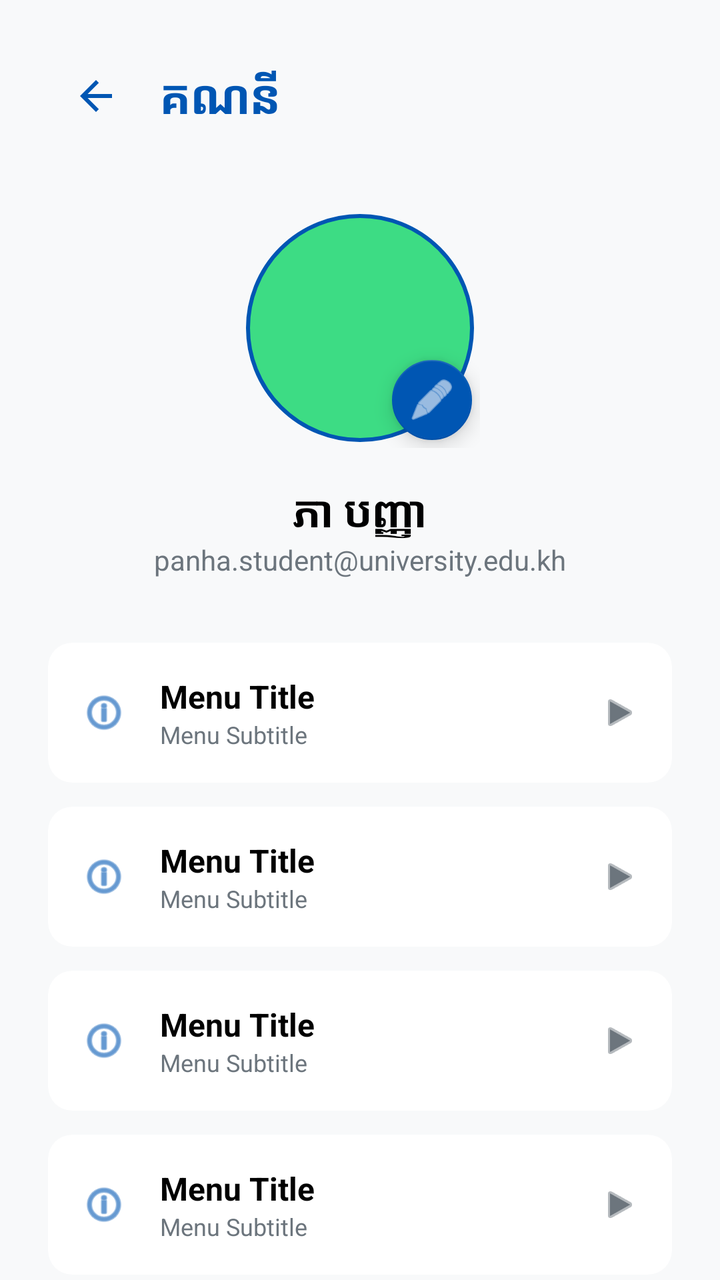
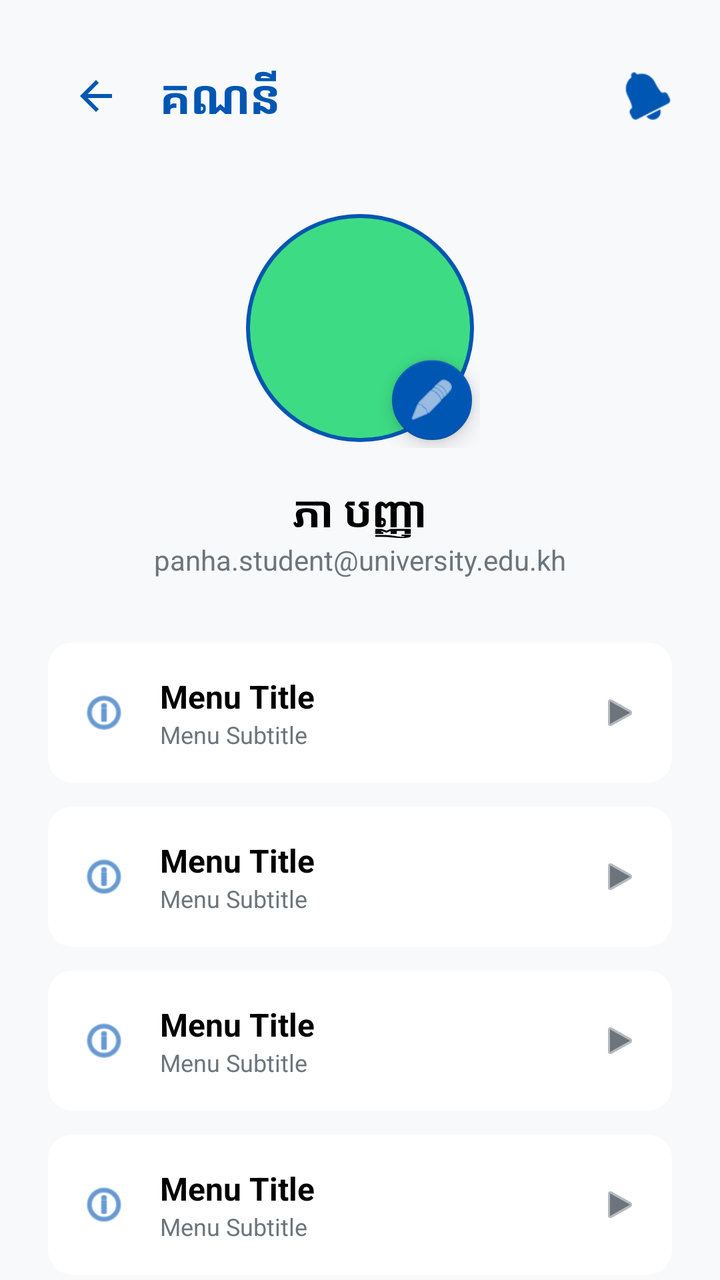

Screens rendered from an Android XML layout before and after an edit, with the pre-edit source and the edit as a unified diff.
<!-- AndroidManifest.xml: application theme Theme.AcademicPulse -->
<!-- res/layout/fragment_account.xml -->
<?xml version="1.0" encoding="utf-8"?>
<androidx.core.widget.NestedScrollView xmlns:android="http://schemas.android.com/apk/res/android"
    xmlns:app="http://schemas.android.com/apk/res-auto"
    android:layout_width="match_parent"
    android:layout_height="match_parent"
    android:background="@color/background_light">

    <LinearLayout
        android:layout_width="match_parent"
        android:layout_height="wrap_content"
        android:gravity="center_horizontal"
        android:orientation="vertical"
        android:padding="24dp">

        <RelativeLayout
            android:layout_width="match_parent"
            android:layout_height="wrap_content">

            <ImageButton
                android:id="@+id/btn_back"
                android:layout_width="48dp"
                android:layout_height="48dp"
                android:background="?attr/selectableItemBackgroundBorderless"
                android:src="@drawable/ic_back_straight"
                app:tint="@color/primary_blue" />

            <TextView
                android:layout_width="wrap_content"
                android:layout_height="wrap_content"
                android:layout_centerVertical="true"
                android:layout_marginStart="8dp"
                android:layout_toEndOf="@id/btn_back"
                android:text="គណនី"
                android:textColor="@color/primary_blue"
                android:textSize="24sp"
                android:textStyle="bold" />
        </RelativeLayout>

        <FrameLayout
            android:id="@+id/profile_image_container"
            android:layout_width="wrap_content"
            android:layout_height="wrap_content"
            android:layout_marginTop="32dp"
            android:clickable="true"
            android:focusable="true">

            <com.google.android.material.imageview.ShapeableImageView
                android:id="@+id/iv_profile"
                android:layout_width="120dp"
                android:layout_height="120dp"
                android:padding="4dp"
                android:scaleType="centerCrop"
                android:src="@drawable/ic_launcher_background"
                app:shapeAppearanceOverlay="@style/CircleImage"
                app:strokeColor="@color/primary_blue"
                app:strokeWidth="2dp" />

            <com.google.android.material.floatingactionbutton.FloatingActionButton
                android:id="@+id/btn_edit_profile"
                android:layout_width="wrap_content"
                android:layout_height="wrap_content"
                android:layout_gravity="bottom|end"
                android:src="@android:drawable/ic_menu_edit"
                app:fabSize="mini"
                app:tint="@color/white"
                app:backgroundTint="@color/primary_blue" />
        </FrameLayout>

        <TextView
            android:id="@+id/tv_profile_name"
            android:layout_width="wrap_content"
            android:layout_height="wrap_content"
            android:layout_marginTop="16dp"
            android:text="ភា បញ្ញា"
            android:textColor="@color/black"
            android:textSize="22sp"
            android:textStyle="bold" />

        <TextView
            android:id="@+id/tv_profile_email"
            android:layout_width="wrap_content"
            android:layout_height="wrap_content"
            android:text="panha.student@university.edu.kh"
            android:textColor="@color/text_grey"
            android:textSize="14sp" />

        <LinearLayout
            android:layout_width="match_parent"
            android:layout_height="wrap_content"
            android:layout_marginTop="32dp"
            android:orientation="vertical">

            
            <include layout="@layout/item_profile_menu" android:id="@+id/menu_personal_info" />
            <include layout="@layout/item_profile_menu" android:id="@+id/menu_management" />
            <include layout="@layout/item_profile_menu" android:id="@+id/menu_dashboard" />
            <include layout="@layout/item_profile_menu" android:id="@+id/menu_guide" />

        </LinearLayout>

        <Button
            android:id="@+id/btn_logout"
            android:layout_width="match_parent"
            android:layout_height="56dp"
            android:layout_marginTop="32dp"
            android:backgroundTint="#FFE5E5"
            android:text="ចាកចេញ"
            android:textAllCaps="false"
            android:textColor="#C62828"
            app:cornerRadius="28dp"
            app:icon="@android:drawable/ic_lock_power_off"
            app:iconGravity="textStart"
            app:iconTint="#C62828"
            app:strokeColor="#C62828"
            app:strokeWidth="1dp" />

    </LinearLayout>
</androidx.core.widget.NestedScrollView>
<!-- res/layout/item_profile_menu.xml (included above) -->
<?xml version="1.0" encoding="utf-8"?>
<androidx.cardview.widget.CardView xmlns:android="http://schemas.android.com/apk/res/android"
    xmlns:app="http://schemas.android.com/apk/res-auto"
    android:layout_width="match_parent"
    android:layout_height="wrap_content"
    android:layout_marginBottom="12dp"
    app:cardCornerRadius="12dp"
    app:cardElevation="0dp">

    <LinearLayout
        android:layout_width="match_parent"
        android:layout_height="wrap_content"
        android:gravity="center_vertical"
        android:orientation="horizontal"
        android:padding="16dp">

        <ImageView
            android:id="@+id/iv_menu_icon"
            android:layout_width="24dp"
            android:layout_height="24dp"
            android:src="@android:drawable/ic_menu_info_details"
            app:tint="@color/primary_blue" />

        <LinearLayout
            android:layout_width="0dp"
            android:layout_height="wrap_content"
            android:layout_marginStart="16dp"
            android:layout_weight="1"
            android:orientation="vertical">

            <TextView
                android:id="@+id/tv_menu_title"
                android:layout_width="wrap_content"
                android:layout_height="wrap_content"
                android:text="Menu Title"
                android:textColor="@color/black"
                android:textSize="16sp"
                android:textStyle="bold" />

            <TextView
                android:id="@+id/tv_menu_subtitle"
                android:layout_width="wrap_content"
                android:layout_height="wrap_content"
                android:text="Menu Subtitle"
                android:textColor="@color/text_grey"
                android:textSize="12sp" />

        </LinearLayout>

        <ImageView
            android:layout_width="20dp"
            android:layout_height="20dp"
            android:src="@android:drawable/ic_media_play"
            app:tint="@color/text_grey" />

    </LinearLayout>
</androidx.cardview.widget.CardView>
<!-- resources referenced by this layout -->
<resources>
  <color name="background_light">#F8F9FA</color>
  <color name="black">#000000</color>
  <color name="primary_blue">#0056B3</color>
  <color name="text_grey">#6C757D</color>
  <color name="white">#FFFFFF</color>
  <!-- drawable ic_back_straight (drawable) -->
  <?xml version="1.0" encoding="utf-8"?>
  <vector xmlns:android="http://schemas.android.com/apk/res/android"
      android:width="24dp"
      android:height="24dp"
      android:viewportWidth="24"
      android:viewportHeight="24"
      android:autoMirrored="true">
      <path
          android:fillColor="@color/black"
          android:pathData="M20,11H7.83l5.59-5.59L12,4l-8,8l8,8l1.41-1.41L7.83,13H20V11z" />
  </vector>
  <!-- drawable ic_launcher_background (drawable) -->
  <?xml version="1.0" encoding="utf-8"?>
  <vector xmlns:android="http://schemas.android.com/apk/res/android"
      android:width="108dp"
      android:height="108dp"
      android:viewportWidth="108"
      android:viewportHeight="108">
      <path
          android:fillColor="#3DDC84"
          android:pathData="M0,0h108v108h-108z" />
  </vector>
  <style name="CircleImage">
          <item name="cornerSize">50%</item>
      </style>
  <style name="Theme.AcademicPulse" parent="Theme.MaterialComponents.Light.NoActionBar">
          
          <item name="colorPrimary">@color/primary_blue</item>
          <item name="colorPrimaryVariant">@color/primary_blue</item>
          <item name="colorOnPrimary">@color/white</item>
          
          <item name="colorSecondary">@color/accent_yellow</item>
          <item name="colorSecondaryVariant">@color/accent_yellow</item>
          <item name="colorOnSecondary">@color/black</item>
          
          <item name="android:statusBarColor">@color/primary_blue</item>
          <item name="android:windowLightStatusBar" tools:targetApi="m">false</item>
      </style>
  <color name="accent_yellow">#FFC107</color>
</resources>

<!-- the commit's change to res/layout/fragment_account.xml (unified diff, before → after) -->
@@ -30,10 +30,20 @@
                 android:layout_centerVertical="true"
                 android:layout_marginStart="8dp"
                 android:layout_toEndOf="@id/btn_back"
-                android:text="គណនី"
+                android:text="@string/account"
                 android:textColor="@color/primary_blue"
                 android:textSize="24sp"
                 android:textStyle="bold" />
+
+            <ImageView
+                android:id="@+id/iv_notifications"
+                android:layout_width="24dp"
+                android:layout_height="24dp"
+                android:layout_alignParentEnd="true"
+                android:layout_centerVertical="true"
+                android:src="@android:drawable/ic_popup_reminder"
+                android:contentDescription="@string/notifications"
+                app:tint="@color/primary_blue" />
         </RelativeLayout>
 
         <FrameLayout
@@ -51,6 +61,7 @@
                 android:padding="4dp"
                 android:scaleType="centerCrop"
                 android:src="@drawable/ic_launcher_background"
+                android:contentDescription="@null"
                 app:shapeAppearanceOverlay="@style/CircleImage"
                 app:strokeColor="@color/primary_blue"
                 app:strokeWidth="2dp" />
@@ -61,6 +72,7 @@
                 android:layout_height="wrap_content"
                 android:layout_gravity="bottom|end"
                 android:src="@android:drawable/ic_menu_edit"
+                android:contentDescription="@string/edit_profile"
                 app:fabSize="mini"
                 app:tint="@color/white"
                 app:backgroundTint="@color/primary_blue" />
@@ -92,6 +104,7 @@
 
             
             <include layout="@layout/item_profile_menu" android:id="@+id/menu_personal_info" />
+            <include layout="@layout/item_profile_menu" android:id="@+id/menu_registrations" />
             <include layout="@layout/item_profile_menu" android:id="@+id/menu_management" />
             <include layout="@layout/item_profile_menu" android:id="@+id/menu_dashboard" />
             <include layout="@layout/item_profile_menu" android:id="@+id/menu_guide" />
@@ -104,7 +117,7 @@
             android:layout_height="56dp"
             android:layout_marginTop="32dp"
             android:backgroundTint="#FFE5E5"
-            android:text="ចាកចេញ"
+            android:text="@string/logout"
             android:textAllCaps="false"
             android:textColor="#C62828"
             app:cornerRadius="28dp"
<!-- resource entries referenced after the edit -->
@@ -28,6 +28,10 @@
           android:fillColor="#3DDC84"
           android:pathData="M0,0h108v108h-108z" />
   </vector>
+  <string name="account">គណនី</string>
+  <string name="edit_profile">កែប្រែព័ត៌មានផ្ទាល់ខ្លួន</string>
+  <string name="logout">ចាកចេញ</string>
+  <string name="notifications">ការជូនដំណឹង</string>
   <style name="CircleImage">
           <item name="cornerSize">50%</item>
       </style>
